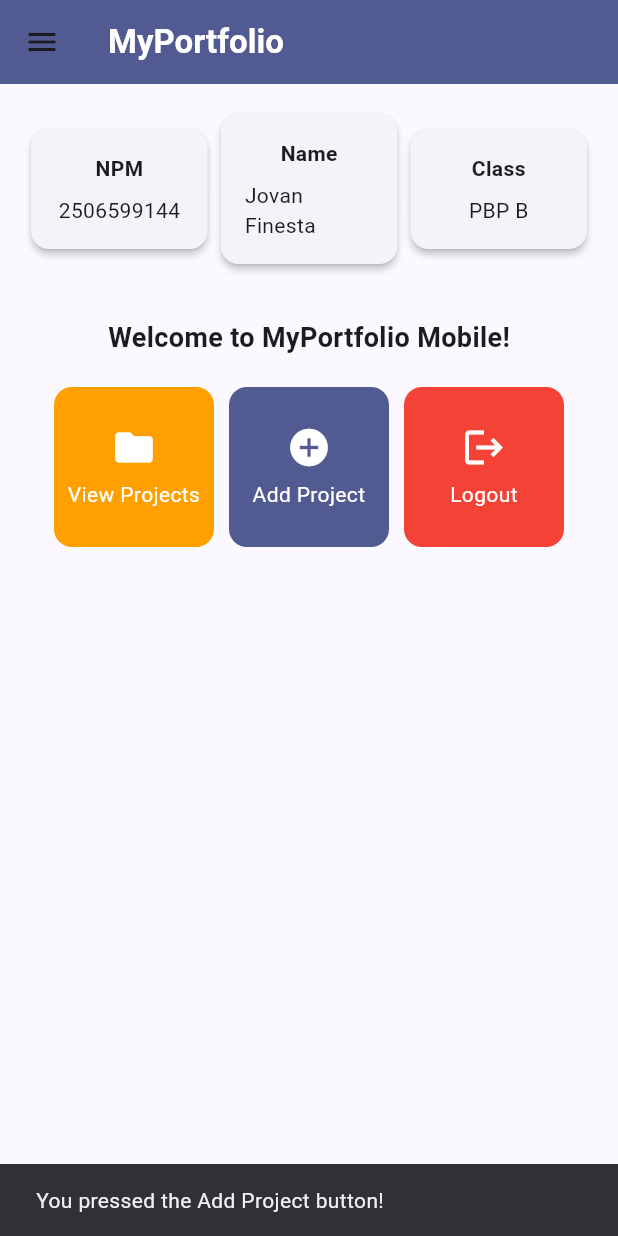
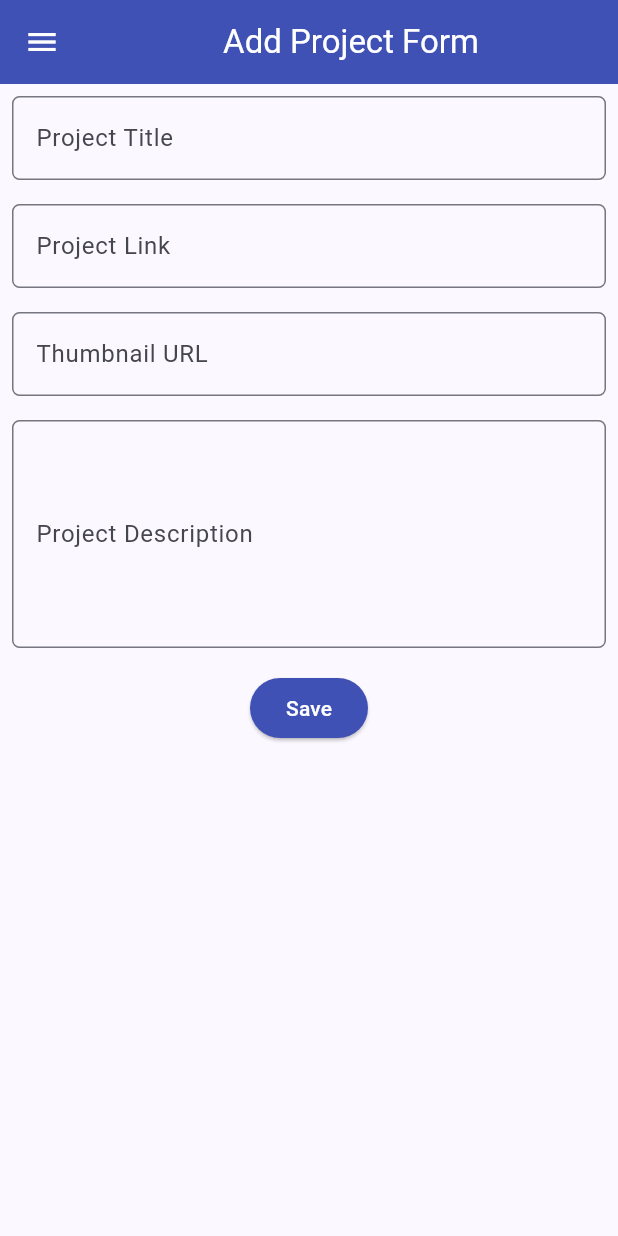
Before and after one commit to 7ovanF/myportfolio-mobile, a Flutter app: the screen it shows after launch, after a tap on "Add Project", on a phone screen of 412 x 824 dp. Run offline on Flutter 3.47's test engine with Material 3 defaults, Android fonts, the phone set to English and light mode, and no system bars.

Commit message:
feat: project form page, restructure

```diff
--- a/lib/main.dart
+++ b/lib/main.dart
@@ -1,5 +1,5 @@
 import 'package:flutter/material.dart';
-import 'package:myportfolio_mobile/menu.dart';
+import 'package:myportfolio_mobile/screens/menu.dart';
 
 void main() {
   runApp(const MyApp());
--- a/lib/menu.dart
+++ b/lib/screens/menu.dart
@@ -1,5 +1,7 @@
 import 'package:flutter/material.dart';
+import 'package:myportfolio_mobile/screens/project_form.dart';
 import 'package:myportfolio_mobile/widgets/left_drawer.dart';
+import 'package:myportfolio_mobile/widgets/project_card.dart';
 
 class MyHomePage extends StatelessWidget {
   const MyHomePage({super.key});
@@ -11,9 +13,16 @@ class MyHomePage extends StatelessWidget {
   @override
   Widget build(BuildContext context) {
   final List<ItemHomepage> items = [
-    ItemHomepage("View Projects", Icons.folder, null),
-    ItemHomepage("Add Project", Icons.add_circle, Theme.of(context).colorScheme.primary),
-    ItemHomepage("Logout", Icons.logout, Colors.red),
+    ItemHomepage("View Projects", Icons.folder, null, null),
+    ItemHomepage("Add Project", Icons.add_circle, Theme.of(context).colorScheme.primary, () {
+        Navigator.push(
+          context,
+          MaterialPageRoute(
+            builder: (context) => ProjectFormPage(),
+          ),
+        );
+      }),
+    ItemHomepage("Logout", Icons.logout, Colors.red, null),
   ];
   return Scaffold(
       appBar: AppBar(
@@ -108,59 +117,3 @@ class InfoCard extends StatelessWidget {
     );
   }
 }
-
-class ItemHomepage {
-  final String name;
-  final IconData icon;
-  final Color? color;
-
-  ItemHomepage(
-    this.name,
-    this.icon,
-    this.color
-  );
-}
-
-class ItemCard extends StatelessWidget {
-  final ItemHomepage item;
-
-  const ItemCard(this.item, {super.key});
-
-  @override
-  Widget build(BuildContext context) {
-    return Material(
-      color: item.color ?? Theme.of(context).colorScheme.secondary,
-      borderRadius: BorderRadius.circular(12),
-      child: InkWell(
-        onTap: () {
-          ScaffoldMessenger.of(context)
-            ..hideCurrentSnackBar()
-            ..showSnackBar(
-              SnackBar(content: Text("You pressed the ${item.name} button!"))
-            );
-        },
-        child: Container(
-          padding: const EdgeInsets.all(8),
-          child: Center(
-            child: Column(
-              mainAxisAlignment: MainAxisAlignment.center,
-              children: [
-                Icon(
-                  item.icon,
-                  color: Colors.white,
-                  size: 30.0,
-                ),
-                const Padding(padding: EdgeInsets.all(3)),
-                Text(
-                  item.name,
-                  textAlign: TextAlign.center,
-                  style: const TextStyle(color: Colors.white),
-                ),
-              ],
-            ),
-          ),
-        ),
-      ),
-    );
-  }
-}
--- /dev/null
+++ b/lib/screens/project_form.dart
@@ -0,0 +1,176 @@
+import 'package:flutter/material.dart';
+import 'package:myportfolio_mobile/widgets/left_drawer.dart';
+
+class ProjectFormPage extends StatefulWidget {
+  const ProjectFormPage({super.key});
+
+  @override
+  State<ProjectFormPage> createState() => _ProjectFormPageState();
+}
+
+class _ProjectFormPageState extends State<ProjectFormPage> {
+  final _formKey = GlobalKey<FormState>();
+
+  String _title = "";
+  String _url = "";
+  String _thumbnail = "";
+  String _description = "";
+
+  late final List<Widget> _fields = [
+    Padding(
+      padding: const EdgeInsets.all(8.0),
+      child: TextFormField(
+        decoration: InputDecoration(
+          hintText: "Project Title",
+          labelText: "Project Title",
+          border: OutlineInputBorder(
+            borderRadius: BorderRadius.circular(5.0),
+          ),
+        ),
+        onChanged: (String? value) {
+          setState(() {
+            _title = value!;
+          });
+        },
+        validator: (String? value) {
+          if (value == null || value.trim().isEmpty) {
+            return "Enter a project title.";
+          }
+          return null;
+        },
+      ),
+    ),
+    Padding(
+      padding: const EdgeInsets.all(8.0),
+      child: TextFormField(
+        decoration: InputDecoration(
+          hintText: "Project URL (optional)",
+          labelText: "Project Link",
+          border: OutlineInputBorder(
+            borderRadius: BorderRadius.circular(5.0),
+          ),
+        ),
+        onChanged: (String? value) {
+          setState(() {
+            _url = value!;
+          });
+        },
+      ),
+    ),
+    Padding(
+      padding: const EdgeInsets.all(8.0),
+      child: TextFormField(
+        decoration: InputDecoration(
+          hintText: "Thumbnail URL (Optional)",
+          labelText: "Thumbnail URL",
+          border: OutlineInputBorder(
+            borderRadius: BorderRadius.circular(5.0),
+          ),
+        ),
+        onChanged: (String? value) {
+          setState(() {
+            _thumbnail = value!;
+          });
+        },
+      ),
+    ),
+    Padding(
+      padding: const EdgeInsets.all(8.0),
+      child: TextFormField(
+        maxLines: 5,
+        decoration: InputDecoration(
+          hintText: "Project Description",
+          labelText: "Project Description",
+          border: OutlineInputBorder(
+            borderRadius: BorderRadius.circular(5.0),
+          ),
+        ),
+        onChanged: (String? value) {
+          setState(() {
+            _description = value!;
+          });
+        },
+        validator: (String? value) {
+          if (value == null || value.trim().isEmpty) {
+            return "Enter a project description.";
+          }
+          return null;
+        },
+      ),
+    ),
+  ];
+
+  @override
+  Widget build(BuildContext context) {
+    return Scaffold(
+      appBar: AppBar(
+        title: const Center(
+          child: Text(
+            'Add Project Form',
+          ),
+        ),
+        backgroundColor: Colors.indigo,
+        foregroundColor: Colors.white,
+      ),
+      drawer: const LeftDrawer(),
+      body: Form(
+        key: _formKey,
+        child: SingleChildScrollView(
+          child: Column(
+            crossAxisAlignment: CrossAxisAlignment.start,
+            children: _fields + [
+              Align(
+                alignment: Alignment.bottomCenter,
+                child: Padding(
+                  padding: const EdgeInsets.all(8.0),
+                  child: ElevatedButton(
+                    style: ButtonStyle(
+                      backgroundColor:
+                          WidgetStateProperty.all(Colors.indigo),
+                    ),
+                    onPressed: () {
+                      if (_formKey.currentState!.validate()) {
+                        showDialog(
+                          context: context,
+                          builder: (context) {
+                            return AlertDialog(
+                              title: const Text('Project added successfully!'),
+                              content: SingleChildScrollView(
+                                child: Column(
+                                  crossAxisAlignment: CrossAxisAlignment.start,
+                                  children: [
+                                    Text('Project Title: $_title'),
+                                    Text('Link: $_url'),
+                                    Text('Thumbnail URL: $_thumbnail'),
+                                    Text('Description: $_description'),
+                                  ],
+                                ),
+                              ),
+                              actions: [
+                                TextButton(
+                                  child: const Text('OK'),
+                                  onPressed: () {
+                                    Navigator.pop(context);
+                                    _formKey.currentState!.reset();
+                                  },
+                                ),
+                              ],
+                            );
+                          },
+                        );
+                      }
+                    },
+                    child: const Text(
+                      "Save",
+                      style: TextStyle(color: Colors.white),
+                    ),
+                  ),
+                ),
+              ),
+            ]
+          ) // stairs
+        )
+      ),
+    );
+  }
+}
--- a/lib/widgets/left_drawer.dart
+++ b/lib/widgets/left_drawer.dart
@@ -1,5 +1,6 @@
 import 'package:flutter/material.dart';
-import 'package:myportfolio_mobile/menu.dart';
+import 'package:myportfolio_mobile/screens/menu.dart';
+import 'package:myportfolio_mobile/screens/project_form.dart';
 
 class LeftDrawer extends StatelessWidget {
   const LeftDrawer({super.key});
@@ -53,9 +54,12 @@ class LeftDrawer extends StatelessWidget {
             title: const Text('Add Project'),
             // Navigate to the Add Project screen
             onTap: () {
-              /*
-              TODO: Add a route to ProjectFormPage after creating it.
-              */
+              Navigator.push(
+                context,
+                MaterialPageRoute(
+                  builder: (context) => ProjectFormPage()
+                )
+              );
             },
           ),
         ],
--- /dev/null
+++ b/lib/widgets/project_card.dart
@@ -0,0 +1,59 @@
+import 'package:flutter/material.dart';
+
+class ItemHomepage {
+  final String name;
+  final IconData icon;
+  final Color? color;
+  final Function()? action;
+
+  ItemHomepage(
+    this.name,
+    this.icon,
+    this.color,
+    this.action
+  );
+}
+
+class ItemCard extends StatelessWidget {
+  final ItemHomepage item;
+
+  const ItemCard(this.item, {super.key});
+
+  @override
+  Widget build(BuildContext context) {
+    return Material(
+      color: item.color ?? Theme.of(context).colorScheme.secondary,
+      borderRadius: BorderRadius.circular(12),
+      child: InkWell(
+        onTap: item.action ?? () {
+          ScaffoldMessenger.of(context)
+            ..hideCurrentSnackBar()
+            ..showSnackBar(
+              SnackBar(content: Text("You pressed the ${item.name} button!"))
+            );
+        },
+        child: Container(
+          padding: const EdgeInsets.all(8),
+          child: Center(
+            child: Column(
+              mainAxisAlignment: MainAxisAlignment.center,
+              children: [
+                Icon(
+                  item.icon,
+                  color: Colors.white,
+                  size: 30.0,
+                ),
+                const Padding(padding: EdgeInsets.all(3)),
+                Text(
+                  item.name,
+                  textAlign: TextAlign.center,
+                  style: const TextStyle(color: Colors.white),
+                ),
+              ],
+            ),
+          ),
+        ),
+      ),
+    );
+  }
+}
```
